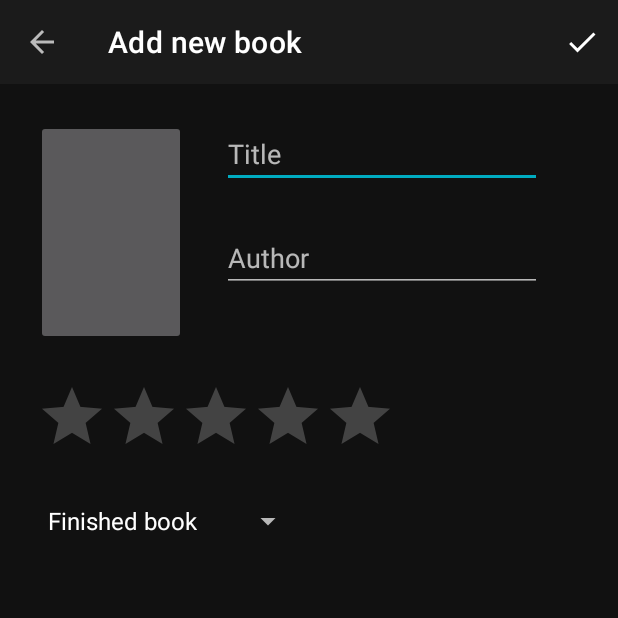
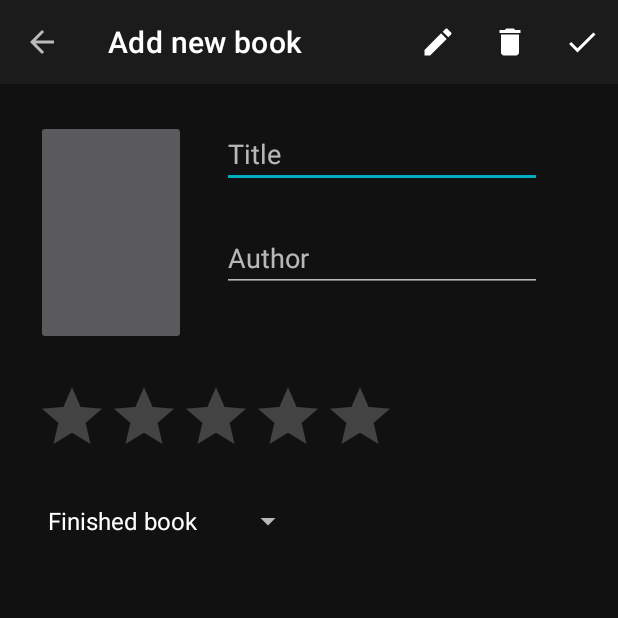
Before and after one commit to zlatoslava/Book-Tracker, an Android app: the BookActivity screen opened directly, with no data from a screen before it, on a phone screen of 412 x 824 dp, the top half of it. Run offline under Robolectric (Android 15) with nearby library versions, the phone set to English and light mode, and no system bars; our stand-ins replace Room's generated code.

Commit message:
Delete option in BookActivity

```diff
--- /dev/null
+++ b/app/src/main/res/drawable/ic_delete_white_24dp.xml
@@ -0,0 +1,5 @@
+<vector android:height="24dp" android:tint="#FFFFFF"
+    android:viewportHeight="24.0" android:viewportWidth="24.0"
+    android:width="24dp" xmlns:android="http://schemas.android.com/apk/res/android">
+    <path android:fillColor="#FF000000" android:pathData="M6,19c0,1.1 0.9,2 2,2h8c1.1,0 2,-0.9 2,-2V7H6v12zM19,4h-3.5l-1,-1h-5l-1,1H5v2h14V4z"/>
+</vector>
--- /dev/null
+++ b/app/src/main/res/drawable/ic_edit_white_24dp.xml
@@ -0,0 +1,5 @@
+<vector android:height="24dp" android:tint="#FFFFFF"
+    android:viewportHeight="24.0" android:viewportWidth="24.0"
+    android:width="24dp" xmlns:android="http://schemas.android.com/apk/res/android">
+    <path android:fillColor="#FF000000" android:pathData="M3,17.25V21h3.75L17.81,9.94l-3.75,-3.75L3,17.25zM20.71,7.04c0.39,-0.39 0.39,-1.02 0,-1.41l-2.34,-2.34c-0.39,-0.39 -1.02,-0.39 -1.41,0l-1.83,1.83 3.75,3.75 1.83,-1.83z"/>
+</vector>
--- /dev/null
+++ b/app/src/main/res/menu/activity_book_menu.xml
@@ -0,0 +1,20 @@
+<?xml version="1.0" encoding="utf-8"?>
+<menu xmlns:android="http://schemas.android.com/apk/res/android"
+    xmlns:app="http://schemas.android.com/apk/res-auto">
+
+    <item android:id="@+id/edit"
+        android:title="Edit book"
+        android:icon="@drawable/ic_edit_white_24dp"
+        app:showAsAction="ifRoom" />
+
+    <item android:id="@+id/delete"
+        android:title="Delete book"
+        android:icon="@drawable/ic_delete_white_24dp"
+        app:showAsAction="ifRoom" />
+
+    <item android:id="@+id/save"
+        android:title="Add new book"
+        android:icon="@drawable/ic_done_white_24dp"
+        app:showAsAction="ifRoom" />
+
+</menu>
--- a/app/src/main/res/menu/add_new_book_menu.xml
+++ /dev/null
@@ -1,10 +0,0 @@
-<?xml version="1.0" encoding="utf-8"?>
-<menu xmlns:android="http://schemas.android.com/apk/res/android"
-    xmlns:app="http://schemas.android.com/apk/res-auto">
-
-    <item android:id="@+id/add_new_book"
-        android:title="Add new book"
-        android:icon="@drawable/ic_done_white_24dp"
-        app:showAsAction="ifRoom" />
-
-</menu>
```
Also changed, not shown: app/src/main/java/com/example/booktracker/BookActivity.java (+15 -12 lines), app/src/main/res/layout/activity_book.xml (renamed from app/src/main/res/layout/activity_add_new_book.xml).
